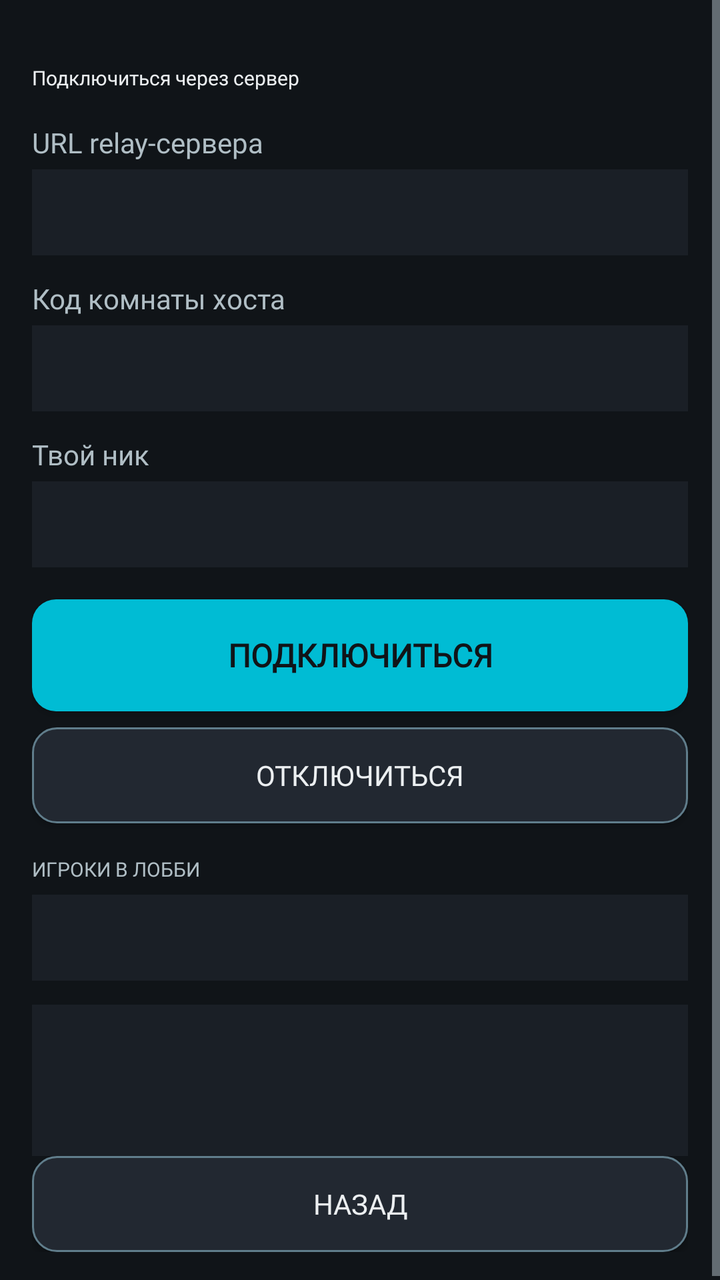
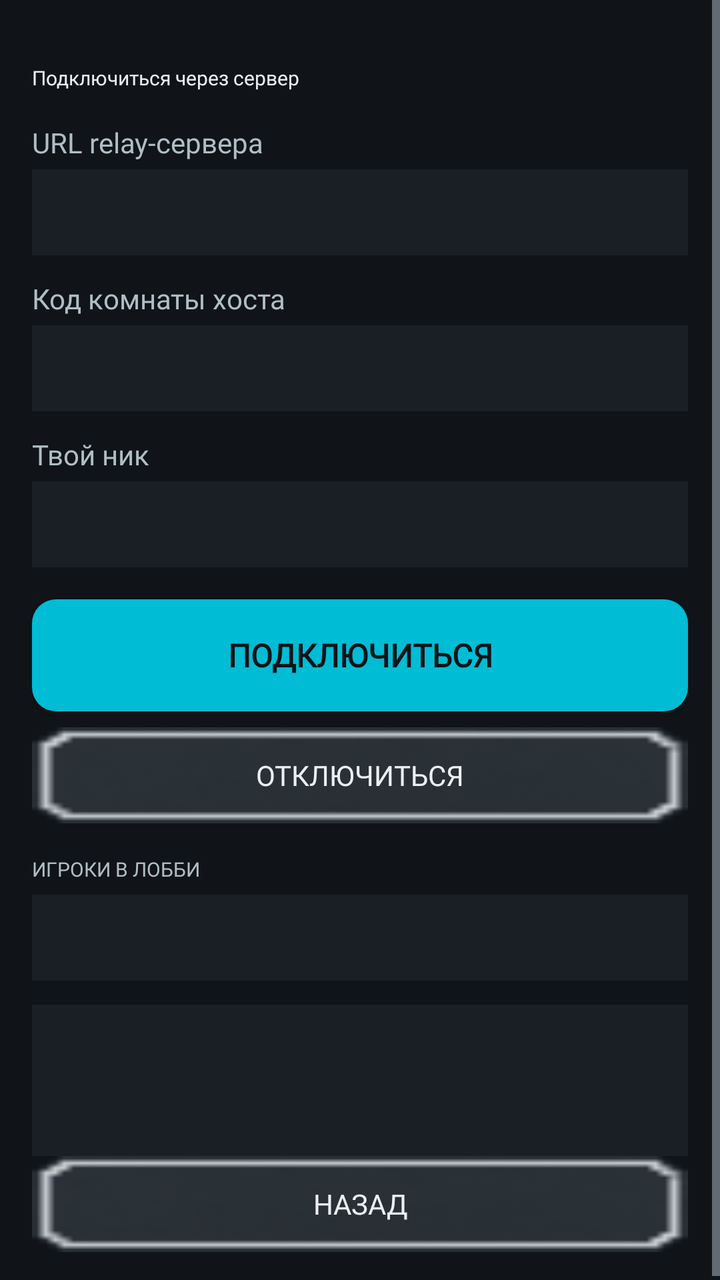

An Android layout rendered at two revisions. The XML below is the earlier revision; the diff shows what the commit changed to produce the second picture.
<!-- AndroidManifest.xml: application theme Theme.MinesweeperEvolution -->
<!-- res/layout/activity_relay_join.xml -->
<?xml version="1.0" encoding="utf-8"?>
<ScrollView xmlns:android="http://schemas.android.com/apk/res/android"
    android:layout_width="match_parent"
    android:layout_height="match_parent"
    android:background="@color/bg_dark"
    android:fillViewport="true">

    <LinearLayout
        android:layout_width="match_parent"
        android:layout_height="wrap_content"
        android:orientation="vertical"
        android:padding="16dp">

        <TextView
            android:layout_width="wrap_content"
            android:layout_height="wrap_content"
            android:text="@string/mp_relay_join_title"
            android:fontFamily="@font/press_start_2p"
            android:textColor="@color/text_primary"
            android:textSize="10sp"
            android:layout_marginTop="16dp"
            android:layout_marginBottom="16dp" />

        <TextView
            android:layout_width="wrap_content"
            android:layout_height="wrap_content"
            android:text="@string/relay_url_hint"
            android:fontFamily="@font/vt323"
            android:textColor="@color/text_secondary"
            android:textSize="14sp"
            android:layout_marginBottom="4dp" />

        <EditText
            android:id="@+id/etRelayClientUrl"
            android:layout_width="match_parent"
            android:layout_height="wrap_content"
            android:background="@color/bg_panel"
            android:padding="12dp"
            android:textColor="@color/text_primary"
            android:textColorHint="@color/text_dim"
            android:textSize="14sp"
            android:inputType="textUri"
            android:fontFamily="monospace"
            android:layout_marginBottom="12dp" />

        <TextView
            android:layout_width="wrap_content"
            android:layout_height="wrap_content"
            android:text="@string/room_code_hint"
            android:fontFamily="@font/vt323"
            android:textColor="@color/text_secondary"
            android:textSize="14sp"
            android:layout_marginBottom="4dp" />

        <EditText
            android:id="@+id/etRelayRoomId"
            android:layout_width="match_parent"
            android:layout_height="wrap_content"
            android:background="@color/bg_panel"
            android:padding="12dp"
            android:textColor="@color/text_primary"
            android:textColorHint="@color/text_dim"
            android:textSize="14sp"
            android:inputType="textCapCharacters"
            android:fontFamily="monospace"
            android:layout_marginBottom="12dp" />

        <TextView
            android:layout_width="wrap_content"
            android:layout_height="wrap_content"
            android:text="@string/mp_nickname_hint"
            android:fontFamily="@font/vt323"
            android:textColor="@color/text_secondary"
            android:textSize="14sp"
            android:layout_marginBottom="4dp" />

        <EditText
            android:id="@+id/etRelayNick"
            android:layout_width="match_parent"
            android:layout_height="wrap_content"
            android:background="@color/bg_panel"
            android:padding="12dp"
            android:textColor="@color/text_primary"
            android:textColorHint="@color/text_dim"
            android:textSize="14sp"
            android:inputType="text"
            android:maxLength="20"
            android:layout_marginBottom="16dp" />

        <Button
            android:id="@+id/btnRelayConnect"
            android:layout_width="match_parent"
            android:layout_height="56dp"
            android:background="@drawable/bg_button_primary"
            android:fontFamily="@font/pixelify_sans"
            android:text="@string/mp_connect"
            android:textColor="@color/bg_dark"
            android:textSize="16sp"
            android:textStyle="bold"
            android:layout_marginBottom="8dp" />

        <Button
            android:id="@+id/btnRelayDisconnect"
            android:layout_width="match_parent"
            android:layout_height="48dp"
            android:background="@drawable/bg_button_secondary"
            android:fontFamily="@font/pixelify_sans"
            android:text="@string/mp_disconnect"
            android:textColor="@color/text_primary"
            android:textSize="14sp"
            android:layout_marginBottom="16dp" />

        <TextView
            android:layout_width="wrap_content"
            android:layout_height="wrap_content"
            android:text="@string/section_players"
            android:fontFamily="@font/press_start_2p"
            android:textColor="@color/text_secondary"
            android:textSize="10sp"
            android:layout_marginBottom="6dp" />

        <TextView
            android:id="@+id/tvRelayClientPlayers"
            android:layout_width="match_parent"
            android:layout_height="wrap_content"
            android:background="@color/bg_panel"
            android:padding="12dp"
            android:textColor="@color/text_primary"
            android:fontFamily="@font/vt323"
            android:textSize="14sp"
            android:layout_marginBottom="12dp" />

        <TextView
            android:id="@+id/tvRelayClientLog"
            android:layout_width="match_parent"
            android:layout_height="wrap_content"
            android:background="@color/bg_panel"
            android:padding="12dp"
            android:textColor="@color/text_secondary"
            android:textSize="14sp"
            android:fontFamily="@font/vt323"
            android:minLines="3" />

        <View
            android:layout_width="match_parent"
            android:layout_height="0dp"
            android:layout_weight="1" />

        <Button
            android:id="@+id/btnBackRelayJoin"
            android:layout_width="match_parent"
            android:layout_height="48dp"
            android:background="@drawable/bg_button_secondary"
            android:fontFamily="@font/pixelify_sans"
            android:text="@string/back"
            android:textColor="@color/text_primary"
            android:textSize="14sp" />

    </LinearLayout>
</ScrollView>
<!-- resources referenced by this layout -->
<resources>
  <color name="bg_dark">#FF101418</color>
  <color name="bg_panel">#FF1A1F26</color>
  <color name="text_dim">#FF607D8B</color>
  <color name="text_primary">#FFECEFF1</color>
  <color name="text_secondary">#FFB0BEC5</color>
  <!-- drawable bg_button_primary (drawable) -->
  <?xml version="1.0" encoding="utf-8"?>
  <selector xmlns:android="http://schemas.android.com/apk/res/android">
      
      <item android:state_pressed="true">
          <shape android:shape="rectangle">
              <solid android:color="@color/accent_2"/>
              <corners android:radius="12dp"/>
          </shape>
      </item>
      
      <item>
          <shape android:shape="rectangle">
              <solid android:color="@color/accent"/>
              <corners android:radius="12dp"/>
          </shape>
      </item>
  </selector>
  <!-- drawable bg_button_secondary (drawable) -->
  <?xml version="1.0" encoding="utf-8"?>
  <selector xmlns:android="http://schemas.android.com/apk/res/android">
      
      <item android:state_selected="true">
          <shape android:shape="rectangle">
              <solid android:color="@color/accent"/>
              <corners android:radius="12dp"/>
              <stroke android:width="1dp" android:color="@color/accent_2"/>
          </shape>
      </item>
      
      <item android:state_pressed="true">
          <shape android:shape="rectangle">
              <solid android:color="@color/bg_panel_alt"/>
              <corners android:radius="12dp"/>
              <stroke android:width="2dp" android:color="@color/accent"/>
          </shape>
      </item>
      
      <item>
          <shape android:shape="rectangle">
              <solid android:color="@color/bg_panel_alt"/>
              <corners android:radius="12dp"/>
              <stroke android:width="1dp" android:color="@color/text_dim"/>
          </shape>
      </item>
  </selector>
  <string name="back">Назад</string>
  <string name="mp_connect">Подключиться</string>
  <string name="mp_disconnect">Отключиться</string>
  <string name="mp_nickname_hint">Твой ник</string>
  <string name="mp_relay_join_title">Подключиться через сервер</string>
  <string name="relay_url_hint">URL relay-сервера</string>
  <string name="room_code_hint">Код комнаты хоста</string>
  <string name="section_players">ИГРОКИ В ЛОББИ</string>
  <style name="Theme.MinesweeperEvolution" parent="Theme.AppCompat.NoActionBar">
          <item name="colorPrimary">@color/accent</item>
          <item name="colorPrimaryDark">@color/accent_2</item>
          <item name="colorAccent">@color/accent</item>
          <item name="android:windowBackground">@color/bg_dark</item>
          <item name="android:textColorPrimary">@color/text_primary</item>
          <item name="android:textColorSecondary">@color/text_secondary</item>
          <item name="android:statusBarColor" tools:targetApi="l">@color/bg_dark</item>
          
          <item name="android:alertDialogTheme">@style/Theme.MinesweeperDialog</item>
          <item name="alertDialogTheme">@style/Theme.MinesweeperDialog</item>
      </style>
  <color name="accent_2">#FF26C6DA</color>
  <color name="accent">#FF00BCD4</color>
  <color name="bg_panel_alt">#FF222831</color>
  <style name="Theme.MinesweeperDialog" parent="Theme.AppCompat.Dialog.Alert">
          <item name="android:windowBackground">@color/bg_panel</item>
          <item name="android:textColorPrimary">@color/text_primary</item>
          <item name="android:textColorSecondary">@color/text_secondary</item>
          <item name="colorAccent">@color/accent</item>
          <item name="android:buttonBarButtonStyle">@style/Widget.DialogButton</item>
      </style>
  <style name="Widget.DialogButton" parent="Widget.AppCompat.Button.ButtonBar.AlertDialog">
          <item name="android:textColor">@color/accent</item>
      </style>
</resources>

<!-- the commit's change to res/layout/activity_relay_join.xml (unified diff, before → after) -->
@@ -103,7 +103,7 @@
             android:id="@+id/btnRelayDisconnect"
             android:layout_width="match_parent"
             android:layout_height="48dp"
-            android:background="@drawable/bg_button_secondary"
+            android:background="@drawable/ui_button_normal"
             android:fontFamily="@font/pixelify_sans"
             android:text="@string/mp_disconnect"
             android:textColor="@color/text_primary"
@@ -150,7 +150,7 @@
             android:id="@+id/btnBackRelayJoin"
             android:layout_width="match_parent"
             android:layout_height="48dp"
-            android:background="@drawable/bg_button_secondary"
+            android:background="@drawable/ui_button_normal"
             android:fontFamily="@font/pixelify_sans"
             android:text="@string/back"
             android:textColor="@color/text_primary"
<!-- resource entries referenced after the edit -->
@@ -23,34 +23,7 @@
           </shape>
       </item>
   </selector>
-  <!-- drawable bg_button_secondary (drawable) -->
-  <?xml version="1.0" encoding="utf-8"?>
-  <selector xmlns:android="http://schemas.android.com/apk/res/android">
-      
-      <item android:state_selected="true">
-          <shape android:shape="rectangle">
-              <solid android:color="@color/accent"/>
-              <corners android:radius="12dp"/>
-              <stroke android:width="1dp" android:color="@color/accent_2"/>
-          </shape>
-      </item>
-      
-      <item android:state_pressed="true">
-          <shape android:shape="rectangle">
-              <solid android:color="@color/bg_panel_alt"/>
-              <corners android:radius="12dp"/>
-              <stroke android:width="2dp" android:color="@color/accent"/>
-          </shape>
-      </item>
-      
-      <item>
-          <shape android:shape="rectangle">
-              <solid android:color="@color/bg_panel_alt"/>
-              <corners android:radius="12dp"/>
-              <stroke android:width="1dp" android:color="@color/text_dim"/>
-          </shape>
-      </item>
-  </selector>
+  <!-- drawable ui_button_normal: png bitmap (drawable, 1182 bytes) -->
   <string name="back">Назад</string>
   <string name="mp_connect">Подключиться</string>
   <string name="mp_disconnect">Отключиться</string>
@@ -73,7 +46,6 @@
       </style>
   <color name="accent_2">#FF26C6DA</color>
   <color name="accent">#FF00BCD4</color>
-  <color name="bg_panel_alt">#FF222831</color>
   <style name="Theme.MinesweeperDialog" parent="Theme.AppCompat.Dialog.Alert">
           <item name="android:windowBackground">@color/bg_panel</item>
           <item name="android:textColorPrimary">@color/text_primary</item>
